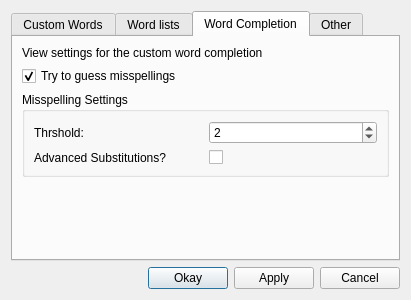
Qt form settings.ui (nyov/writetype) before a commit.
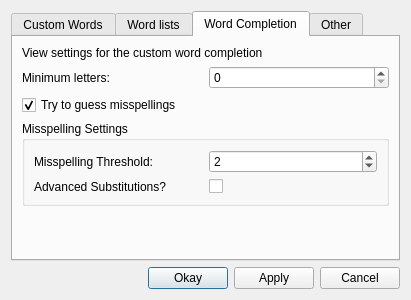
The same form after that commit. The open tabs and pages were chosen to show the change.

Commit message: Minimum letters before autocompletion

```diff
--- a/settings.ui
+++ b/settings.ui
@@ -140,6 +140,20 @@
          </property>
         </widget>
        </item>
+       <item>
+        <layout class="QHBoxLayout" name="horizontalLayout_2">
+         <item>
+          <widget class="QLabel" name="label_8">
+           <property name="text">
+            <string>Minimum letters:</string>
+           </property>
+          </widget>
+         </item>
+         <item>
+          <widget class="QSpinBox" name="minimumLetters"/>
+         </item>
+        </layout>
+       </item>
        <item>
         <widget class="QCheckBox" name="guessMisspellingsCheckbox">
          <property name="text">
@@ -178,7 +192,7 @@
           <item row="0" column="0">
            <widget class="QLabel" name="label_5">
             <property name="text">
-             <string>Thrshold:</string>
+             <string>Misspelling Threshold:</string>
             </property>
             <property name="buddy">
              <cstring>thresholdSpinbox</cstring>
```
The commit also changes 2 other files.
